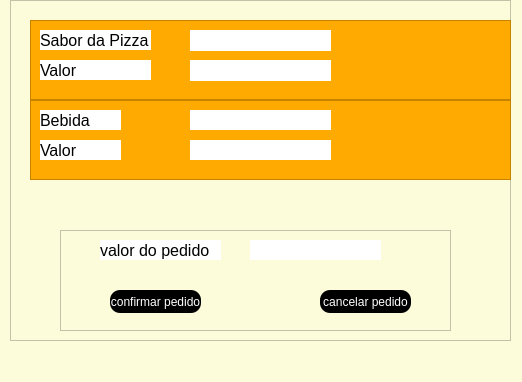
Old version of the form gui/screen_save/pedido_screen.ui in the repository danilobsilv/Pizzaria.
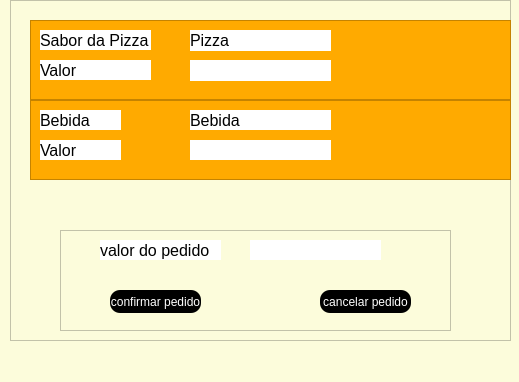
New version of the form.

The edit to the form file:
```diff
--- a/gui/screen_save/pedido_screen.ui
+++ b/gui/screen_save/pedido_screen.ui
@@ -6,7 +6,7 @@
    <rect>
     <x>0</x>
     <y>0</y>
-    <width>522</width>
+    <width>519</width>
     <height>382</height>
    </rect>
   </property>
@@ -101,11 +101,16 @@
         <height>21</height>
        </rect>
       </property>
+      <property name="font">
+       <font>
+        <pointsize>12</pointsize>
+       </font>
+      </property>
       <property name="styleSheet">
        <string notr="true">background-color: rgb(255, 255, 255);</string>
       </property>
       <property name="text">
-       <string>&lt;html&gt;&lt;head/&gt;&lt;body&gt;&lt;p&gt;&lt;br/&gt;&lt;/p&gt;&lt;/body&gt;&lt;/html&gt;</string>
+       <string>Pizza</string>
       </property>
      </widget>
      <widget class="QLabel" name="label_7">
@@ -194,11 +199,16 @@
         <height>20</height>
        </rect>
       </property>
+      <property name="font">
+       <font>
+        <pointsize>12</pointsize>
+       </font>
+      </property>
       <property name="styleSheet">
        <string notr="true">background-color: rgb(255, 255, 255);</string>
       </property>
       <property name="text">
-       <string/>
+       <string>Bebida</string>
       </property>
      </widget>
      <widget class="QLabel" name="label_9">
```
Left out of the diff: 2 changed lines with no effect on the pictures.
